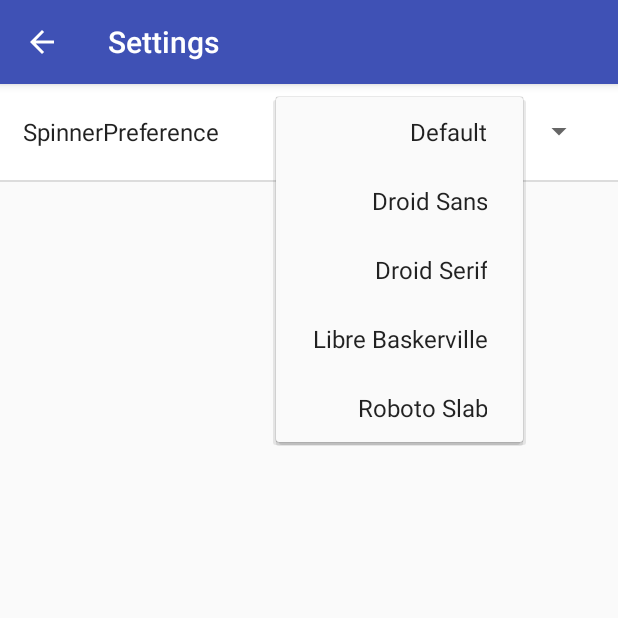
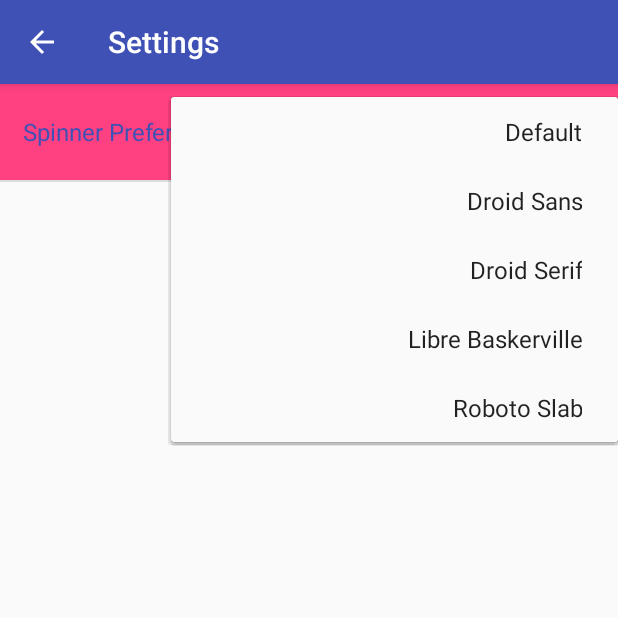
Before and after one commit to kostasdrakonakis/spinner_preference, an Android app: the SettingsActivity screen opened directly, with no data from a screen before it, after a tap on "Default", on a phone screen of 412 x 824 dp, the top half of it. Run offline under Robolectric (Android 15) with nearby library versions, the phone set to English and light mode, and no system bars.

Commit message:
Implement customizing Preference programmatically

```diff
--- a/SpinnerPreference/app/build.gradle
+++ b/SpinnerPreference/app/build.gradle
@@ -5,7 +5,7 @@ android {
     buildToolsVersion "26.0.1"
     defaultConfig {
         applicationId "com.matrix.spinnerpreference"
-        minSdkVersion 15
+        minSdkVersion 17
         targetSdkVersion 26
         versionCode 1
         versionName "1.0"
--- a/SpinnerPreference/app/src/main/java/com/github/spinnerpreference2/SettingsActivity.java
+++ b/SpinnerPreference/app/src/main/java/com/github/spinnerpreference2/SettingsActivity.java
@@ -24,8 +24,11 @@ public class SettingsActivity extends AppCompatPreferenceActivity {
         addPreferencesFromResource(R.xml.prefs);
         setupActionBar();
 
-        SpinnerPreference spinner = (SpinnerPreference)
+        SpinnerPreference spinnerPreference = (SpinnerPreference)
                 findPreference(getString(R.string.key_spinner_preference));
+        spinnerPreference.setLayoutBackgroundColor(R.color.colorAccent);
+        spinnerPreference.setTextColor(R.color.colorPrimary);
+        spinnerPreference.setAllCaps(false);
     }
 
     /**
--- a/SpinnerPreference/app/src/main/res/values/strings.xml
+++ b/SpinnerPreference/app/src/main/res/values/strings.xml
@@ -1,5 +1,5 @@
 <resources>
-    <string name="app_name">SpinnerPreference</string>
+    <string name="app_name">Spinner Preference</string>
     <string name="click">Click</string>
     <string name="title_activity_settings">Settings</string>
     <string name="key_spinner_preference">spinner_preference</string>
--- a/SpinnerPreference/app/src/main/res/xml/prefs.xml
+++ b/SpinnerPreference/app/src/main/res/xml/prefs.xml
@@ -4,5 +4,6 @@
         android:defaultValue="@string/app_name"
         android:key="@string/key_spinner_preference"
         android:title="@string/app_name"
+        app:spinnerMode="dropdown"
         app:spinnerValues="@array/font_options" />
 </PreferenceScreen>
--- a/SpinnerPreference/spinner_preference/build.gradle
+++ b/SpinnerPreference/spinner_preference/build.gradle
@@ -5,7 +5,7 @@ android {
     buildToolsVersion "26.0.1"
 
     defaultConfig {
-        minSdkVersion 15
+        minSdkVersion 17
         targetSdkVersion 26
         versionCode 1
         versionName "1.0"
--- a/SpinnerPreference/spinner_preference/src/main/java/com/github/kostasdrakonakis/SpinnerPreference.java
+++ b/SpinnerPreference/spinner_preference/src/main/java/com/github/kostasdrakonakis/SpinnerPreference.java
@@ -2,11 +2,19 @@ package com.github.kostasdrakonakis;
 
 import android.content.Context;
 import android.content.res.TypedArray;
+import android.graphics.Color;
+import android.os.Build;
 import android.preference.Preference;
+import android.support.annotation.ColorRes;
+import android.support.annotation.NonNull;
+import android.support.v4.content.ContextCompat;
 import android.util.AttributeSet;
+import android.view.LayoutInflater;
 import android.view.View;
+import android.view.ViewGroup;
 import android.widget.AdapterView;
 import android.widget.ArrayAdapter;
+import android.widget.RelativeLayout;
 import android.widget.Spinner;
 import android.widget.TextView;
 
@@ -19,6 +27,11 @@ public class SpinnerPreference extends Preference {
     private String mValue;
 
     private AdapterView.OnItemSelectedListener mListener;
+    private boolean mAllCaps;
+    private int mVisibility;
+    private int mBackgroundColor;
+    private int mTextColor;
+    private int mSpinnerMode;
 
     @SuppressWarnings("unused")
     public SpinnerPreference(Context context) {
@@ -41,11 +54,41 @@ public class SpinnerPreference extends Preference {
     @Override
     protected void onBindView(View view) {
         super.onBindView(view);
-        Spinner spinner = view.findViewById(R.id.spinner_dropdown);
+        RelativeLayout container = view.findViewById(R.id.spinner_container);
+        container.setVisibility(getVisibility());
+        if (mBackgroundColor != 0) container.setBackgroundColor(mBackgroundColor);
 
         TextView textView = view.findViewById(R.id.spinner_title);
         textView.setText(getTitle());
-        spinner.setAdapter(new ArrayAdapter<>(getContext(), R.layout.item_spinner_text, mItems));
+        textView.setAllCaps(mAllCaps);
+        if (mTextColor != 0) textView.setTextColor(mTextColor);
+
+        Spinner spinner = createSpinner(container);
+
+        ArrayAdapter<String> adapter =
+                new ArrayAdapter<String>(getContext(), R.layout.item_spinner_text, mItems) {
+                    @NonNull
+                    @Override
+                    public View getView(int position, View convertView, @NonNull ViewGroup parent) {
+                        View view = convertView;
+
+                        if (view == null) {
+                            LayoutInflater inflater = LayoutInflater.from(getContext());
+                            view = inflater.inflate(R.layout.item_spinner_text, parent, false);
+                        }
+
+                        TextView tv = view.findViewById(android.R.id.text1);
+                        tv.setText(getItem(position));
+                        if (mTextColor != 0) tv.setTextColor(mTextColor);
+                        return view;
+                    }
+                };
+
+        if (Build.VERSION.SDK_INT >= Build.VERSION_CODES.JELLY_BEAN_MR2) {
+            spinner.setLayoutMode(mSpinnerMode);
+        }
+
+        spinner.setAdapter(adapter);
 
         int selection = mItems.indexOf(mValue);
         if (selection >= 0) spinner.setSelection(selection);
@@ -84,11 +127,48 @@ public class SpinnerPreference extends Preference {
         mListener = listener;
     }
 
+    public void setVisibility(int visibility) {
+        mVisibility = visibility;
+    }
+
+    public void setAllCaps(boolean allCaps) {
+        mAllCaps = allCaps;
+    }
+
+    public void setLayoutBackgroundColor(@ColorRes int color) {
+        mBackgroundColor = ContextCompat.getColor(getContext(), color);
+    }
+
+    public void setLayoutBackgroundColor(String color) {
+        mBackgroundColor = Color.parseColor(color);
+    }
+
+    public void setTextColor(@ColorRes int color) {
+        mTextColor = ContextCompat.getColor(getContext(), color);
+    }
+
+    public void setTextColor(String color) {
+        mTextColor = Color.parseColor(color);
+    }
+
     private void init(Context context, AttributeSet attrs) {
         setLayoutResource(R.layout.preference_spinner);
 
         final TypedArray array = context.obtainStyledAttributes(attrs, R.styleable.SpinnerPreference);
         final int id = array.getResourceId(R.styleable.SpinnerPreference_spinnerValues, 0);
+
+        final int backgroundColor = array.
+                getColor(R.styleable.SpinnerPreference_preferenceLayoutColor, Color.WHITE);
+
+        final int textColor = array.
+                getColor(R.styleable.SpinnerPreference_preferenceTextColor, 0);
+
+        mSpinnerMode = array.getInt(R.styleable.SpinnerPreference_spinnerMode, 1);
+
+        mAllCaps = array.
+                getBoolean(R.styleable.SpinnerPreference_preferenceAllCaps, true);
+
+        mVisibility = array.getInt(R.styleable.SpinnerPreference_preferenceVisibility, 0);
 
         if (id != 0) {
             if (mItems.isEmpty()) {
@@ -96,7 +176,34 @@ public class SpinnerPreference extends Preference {
             }
         }
 
+        if (backgroundColor != Color.WHITE) {
+            mBackgroundColor = backgroundColor;
+        }
+
+        if (textColor != 0) {
+            mTextColor = textColor;
+        }
+
         array.recycle();
+    }
+
+    @NonNull
+    private Spinner createSpinner(RelativeLayout container) {
+        Spinner spinner = new Spinner(getContext(), mSpinnerMode);
+
+        RelativeLayout.LayoutParams params = new RelativeLayout.LayoutParams(
+                ViewGroup.LayoutParams.WRAP_CONTENT,
+                ViewGroup.LayoutParams.WRAP_CONTENT);
+        params.addRule(RelativeLayout.ALIGN_PARENT_END);
+        params.addRule(RelativeLayout.ALIGN_PARENT_RIGHT);
+        params.addRule(RelativeLayout.END_OF, R.id.spinner_title);
+        params.addRule(RelativeLayout.RIGHT_OF, R.id.spinner_title);
+        params.addRule(RelativeLayout.CENTER_VERTICAL | RelativeLayout.CENTER_HORIZONTAL);
+        params.rightMargin = -150;
+        spinner.setLayoutParams(params);
+
+        container.addView(spinner);
+        return spinner;
     }
 
     private void setValue(String value) {
@@ -108,4 +215,17 @@ public class SpinnerPreference extends Preference {
             notifyChanged();
         }
     }
+
+    private int getVisibility() {
+        switch (mVisibility) {
+            case 0:
+                return View.VISIBLE;
+            case 1:
+                return View.INVISIBLE;
+            case 2:
+                return View.GONE;
+            default:
+                throw new IllegalArgumentException("Not supported visibility");
+        }
+    }
 }
--- a/SpinnerPreference/spinner_preference/src/main/res/layout/item_spinner_text.xml
+++ b/SpinnerPreference/spinner_preference/src/main/res/layout/item_spinner_text.xml
@@ -3,7 +3,6 @@
     android:id="@android:id/text1"
     android:layout_width="match_parent"
     android:layout_height="wrap_content"
-    android:ellipsize="marquee"
     android:gravity="end"
     android:maxLines="1"
     android:paddingBottom="@dimen/spinner_text_padding_vertical"
--- a/SpinnerPreference/spinner_preference/src/main/res/layout/preference_spinner.xml
+++ b/SpinnerPreference/spinner_preference/src/main/res/layout/preference_spinner.xml
@@ -1,32 +1,20 @@
 <?xml version="1.0" encoding="utf-8"?>
 <RelativeLayout xmlns:android="http://schemas.android.com/apk/res/android"
+    android:id="@+id/spinner_container"
     android:layout_width="match_parent"
     android:layout_height="wrap_content"
-    android:background="@color/preference_color_white"
     android:minHeight="?android:attr/listPreferredItemHeight"
-    android:paddingLeft="@dimen/preference_item_padding_horizontal"
-    android:paddingRight="@dimen/preference_item_padding_horizontal">
+    android:paddingEnd="@dimen/preference_item_padding_horizontal"
+    android:paddingStart="@dimen/preference_item_padding_horizontal">
 
     <TextView
         android:id="@+id/spinner_title"
         android:layout_width="wrap_content"
         android:layout_height="wrap_content"
         android:layout_alignParentStart="true"
-        android:layout_alignParentLeft="true"
         android:layout_centerVertical="true"
-        android:layout_toStartOf="@+id/spinner_dropdown"
-        android:layout_toLeftOf="@+id/spinner_dropdown"
         android:ellipsize="end"
         android:maxLines="1"
         android:textAppearance="?android:attr/textAppearanceListItem" />
 
-    <Spinner
-        android:id="@id/spinner_dropdown"
-        android:layout_width="wrap_content"
-        android:layout_height="wrap_content"
-        android:layout_alignParentEnd="true"
-        android:layout_alignParentRight="true"
-        android:layout_centerVertical="true"
-        android:spinnerMode="dropdown" />
-
 </RelativeLayout>
--- a/SpinnerPreference/spinner_preference/src/main/res/values/attrs.xml
+++ b/SpinnerPreference/spinner_preference/src/main/res/values/attrs.xml
@@ -2,5 +2,17 @@
 <resources>
     <declare-styleable name="SpinnerPreference">
         <attr name="spinnerValues" format="reference" />
+        <attr name="preferenceLayoutColor" format="color" />
+        <attr name="preferenceTextColor" format="color" />
+        <attr name="spinnerMode" >
+            <enum name="dropdown" value="1" />
+            <enum name="dialog" value="0" />
+        </attr>
+        <attr name="preferenceAllCaps" format="boolean" />
+        <attr name="preferenceVisibility" format="enum" >
+            <enum name="visible" value="0" />
+            <enum name="invisible" value="1" />
+            <enum name="gone" value="2" />
+        </attr>
     </declare-styleable>
 </resources>
```
